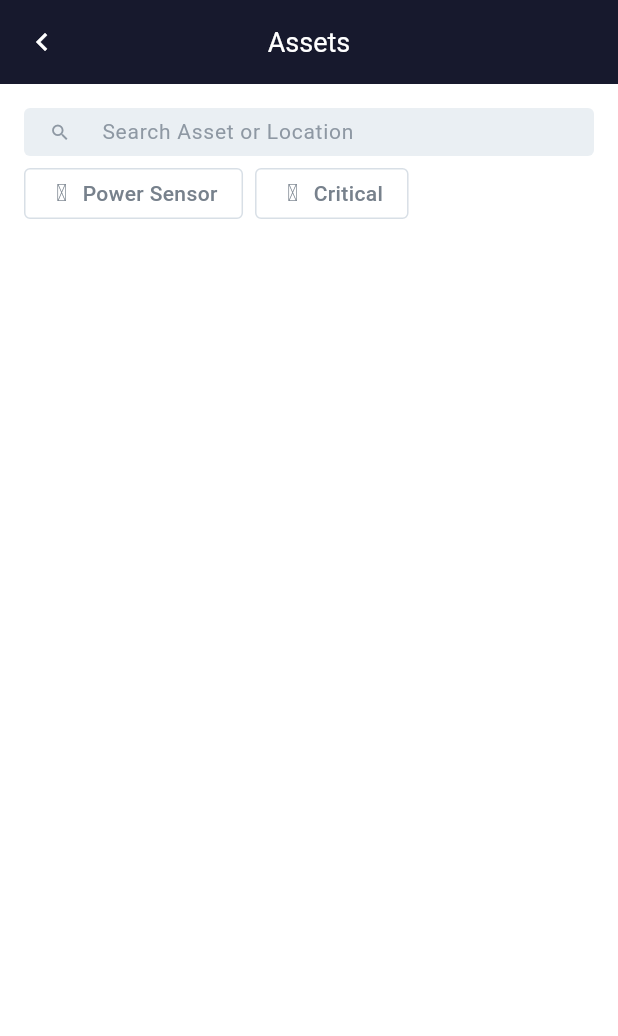
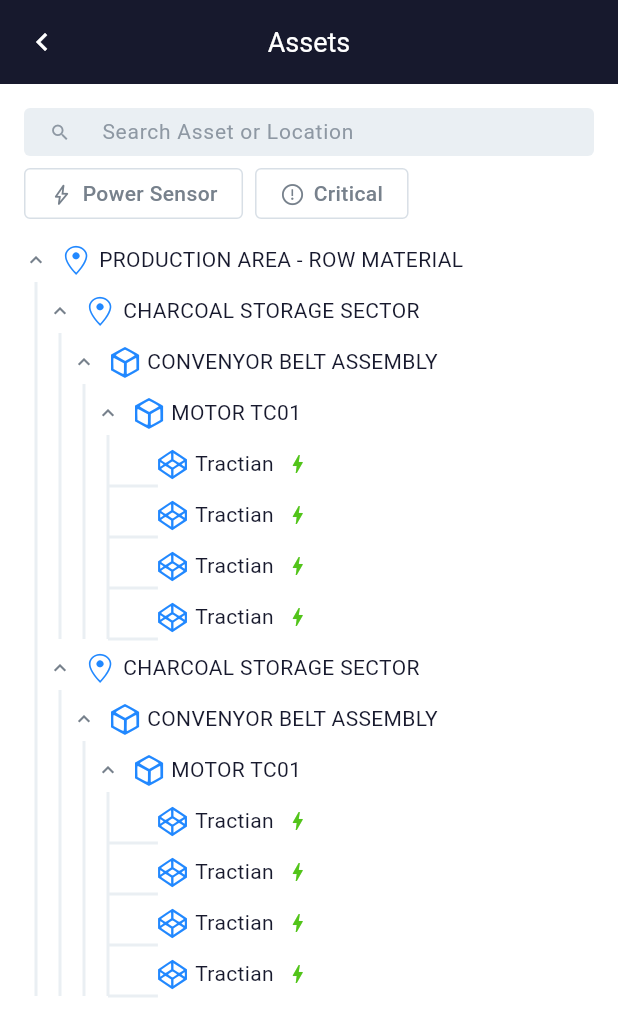
Before and after one commit to matheusfelipe1/Tractian-Selection-Process, a Flutter app: the AssetsPage screen opened by its route, on a phone screen of 412 x 824 dp. Shown: the top 1036 px of the screen. Run offline on Flutter 3.47's test engine with Material 3 defaults, Android fonts, the light colour scheme and no system bars; our stand-ins replace get; generated files the repository leaves out were written again; Roboto replaces fonts that are missing (Roboto-Medium, Roboto-Regular).

Commit message:
feat completed integration of assets tree

```diff
--- a/design_system/lib/design_system.dart
+++ b/design_system/lib/design_system.dart
@@ -3,9 +3,12 @@
 export 'styles/tractian_icons.dart';
 export 'styles/tractian_colors.dart';
 export 'styles/tractian_images.dart';
+export 'styles/traction_asset_type.dart';
 export 'widgets/appbar/tractian_appbar.dart';
 export 'widgets/text_field/tractian_text_field.dart';
 export 'widgets/appbar/settings/appbar_settings.dart';
+export 'widgets/assets_tree/tractian_assets_tree.dart';
 export 'widgets/toggle_button/tractian_toggle_button.dart';
 export 'widgets/companies_tile/tractian_companies_tile_widget.dart';
+export 'widgets/assets_tree/entity/tractian_assets_tree_ds_entity.dart';
 export 'widgets/toggle_button/settings/tractian_toggle_buttons_settings.dart';
--- a/design_system/lib/styles/tractian_colors.dart
+++ b/design_system/lib/styles/tractian_colors.dart
@@ -1,5 +1,3 @@
-import 'dart:ui';
-
 import 'package:flutter/material.dart';
 
 abstract class TractianColors {
--- /dev/null
+++ b/design_system/lib/styles/traction_asset_type.dart
@@ -0,0 +1,22 @@
+import 'package:design_system/design_system.dart';
+import 'package:flutter/material.dart';
+
+enum TractianAssetType {
+  asset,
+  location,
+  subasset,
+  component,
+  subLocation;
+
+  IconData getIcon() {
+    return switch (this) {
+      TractianAssetType.location ||
+      TractianAssetType.subLocation =>
+        TractianIcons.location,
+      TractianAssetType.asset ||
+      TractianAssetType.subasset =>
+        TractianIcons.cube,
+      _ => TractianIcons.codepen,
+    };
+  }
+}
--- /dev/null
+++ b/design_system/lib/widgets/assets_tree/entity/tractian_assets_tree_ds_entity.dart
@@ -0,0 +1,26 @@
+import 'package:design_system/styles/traction_asset_type.dart';
+import 'package:flutter/material.dart';
+
+class TractianAssetsTreeDSEntity {
+  final String name;
+  final bool isOpen;
+  final bool critical;
+  final TractianAssetType type;
+  final List<TractianAssetsTreeDSEntity> children;
+
+  TractianAssetsTreeDSEntity({
+    required this.name,
+    required this.type,
+    this.isOpen = true,
+    required this.children,
+    this.critical = false,
+  });
+
+  IconData getIcon() {
+    return type.getIcon();
+  }
+
+  bool get isComponent => type == TractianAssetType.component;
+
+  bool get isCritical => !isComponent ? false : critical;
+}
--- /dev/null
+++ b/design_system/lib/widgets/assets_tree/tractian_assets_tree.dart
@@ -0,0 +1,45 @@
+import 'package:flutter/material.dart';
+import 'package:design_system/design_system.dart';
+
+part 'tractian_vertical_line.dart';
+part 'tractian_horizontal_line.dart';
+part 'tractian_list_view_children.dart';
+part "tractian_assets_tree_header.dart";
+
+class TractianAssetsTree extends StatelessWidget {
+  final TractianAssetsTreeDSEntity assetsTreeDSEntity;
+  const TractianAssetsTree({
+    super.key,
+    required this.assetsTreeDSEntity,
+  });
+
+  @override
+  Widget build(BuildContext context) {
+    return CustomPaint(
+      painter: _getPainter(),
+      child: AnimatedContainer(
+        duration: const Duration(milliseconds: 300),
+        padding: _getPadding(),
+        child: Column(
+          children: [
+            _TractianAssetsTreeHeader(assetsTreeDSEntity: assetsTreeDSEntity),
+            const SizedBox(height: 4),
+            _TractianListViewChildren(assetsTreeDSEntity: assetsTreeDSEntity),
+
+          ],
+        ),
+      ),
+    );
+  }
+
+  _TractianHorizontalLine? _getPainter() {
+    return assetsTreeDSEntity.isComponent ? _TractianHorizontalLine() : null;
+  }
+
+  EdgeInsets _getPadding() {
+    return EdgeInsets.only(
+      top: 8,
+      left: assetsTreeDSEntity.isComponent ? 16 : 0,
+    );
+  }
+}
--- /dev/null
+++ b/design_system/lib/widgets/assets_tree/tractian_assets_tree_header.dart
@@ -0,0 +1,56 @@
+part of 'tractian_assets_tree.dart';
+
+class _TractianAssetsTreeHeader extends StatelessWidget {
+  final TractianAssetsTreeDSEntity assetsTreeDSEntity;
+
+  const _TractianAssetsTreeHeader({required this.assetsTreeDSEntity});
+
+  @override
+  Widget build(BuildContext context) {
+    final expansionIcon =
+        assetsTreeDSEntity.isOpen ? Icons.expand_less : Icons.expand_more;
+
+    return Row(
+      children: [
+        Visibility(
+          visible: !assetsTreeDSEntity.isComponent,
+          child: Icon(
+            size: 16,
+            expansionIcon,
+            color: TractianColors.bodyText2,
+          ),
+        ),
+        const SizedBox(width: 8),
+        Icon(
+          size: 22,
+          assetsTreeDSEntity.getIcon(),
+          color: TractianColors.blue50,
+        ),
+        const SizedBox(width: 4),
+        Text(
+          assetsTreeDSEntity.name,
+          style: regularSm.defaultStyle(),
+        ),
+        const SizedBox(width: 8),
+        Visibility(
+          visible: assetsTreeDSEntity.isComponent,
+          child: _getStatusIcon(),
+        )
+      ],
+    );
+  }
+
+  Widget _getStatusIcon() {
+    return assetsTreeDSEntity.isCritical
+        ? Icon(
+            size: 8,
+            TractianIcons.warninig,
+            color: TractianColors.red50,
+          )
+        : const Icon(
+            size: 16,
+            Icons.bolt,
+            color: TractianColors.gren50,
+          );
+  }
+}
--- /dev/null
+++ b/design_system/lib/widgets/assets_tree/tractian_horizontal_line.dart
@@ -0,0 +1,17 @@
+part of 'tractian_assets_tree.dart';
+
+class _TractianHorizontalLine extends CustomPainter {
+  @override
+  void paint(Canvas canvas, Size size) {
+    final paint = Paint()
+      ..strokeWidth = 2
+      ..color = TractianColors.gray100;
+
+    canvas.drawLine(Offset(-8, size.height), Offset(size.width * 0.08, size.height), paint);
+  }
+
+  @override
+  bool shouldRepaint(covariant CustomPainter oldDelegate) {
+    return true;
+  }
+}
--- /dev/null
+++ b/design_system/lib/widgets/assets_tree/tractian_list_view_children.dart
@@ -0,0 +1,28 @@
+part of 'tractian_assets_tree.dart';
+
+class _TractianListViewChildren extends StatelessWidget {
+  final TractianAssetsTreeDSEntity assetsTreeDSEntity;
+
+  const _TractianListViewChildren({
+    required this.assetsTreeDSEntity,
+  });
+
+  @override
+  Widget build(BuildContext context) {
+    return CustomPaint(
+      painter: _TractianVerticalLine(),
+      child: Padding(
+        padding: const EdgeInsets.only(left: 16),
+        child: ListView.builder(
+          shrinkWrap: true,
+          padding: EdgeInsets.zero,
+          itemCount: assetsTreeDSEntity.children.length,
+          itemBuilder: (context, index) {
+            final item = assetsTreeDSEntity.children.elementAt(index);
+            return TractianAssetsTree(assetsTreeDSEntity: item);
+          },
+        ),
+      ),
+    );
+  }
+}
--- /dev/null
+++ b/design_system/lib/widgets/assets_tree/tractian_vertical_line.dart
@@ -0,0 +1,17 @@
+part of 'tractian_assets_tree.dart';
+
+class _TractianVerticalLine extends CustomPainter {
+  @override
+  void paint(Canvas canvas, Size size) {
+    final paint = Paint()
+      ..strokeWidth = 2
+      ..color = TractianColors.gray100;
+
+    canvas.drawLine(const Offset(8, 0), Offset(8, size.height), paint);
+  }
+
+  @override
+  bool shouldRepaint(covariant CustomPainter oldDelegate) {
+    return true;
+  }
+}
--- a/lib/src/features/assets/presentations/page/assets_page.dart
+++ b/lib/src/features/assets/presentations/page/assets_page.dart
@@ -78,6 +78,93 @@
                 ),
               ],
             ),
+            const SizedBox(height: 8),
+            Flexible(
+              child: TractianAssetsTree(
+                assetsTreeDSEntity: TractianAssetsTreeDSEntity(
+                  name: "PRODUCTION AREA - ROW MATERIAL",
+                  type: TractianAssetType.location,
+                  children: [
+                    TractianAssetsTreeDSEntity(
+                      name: "CHARCOAL STORAGE SECTOR",
+                      type: TractianAssetType.subLocation,
+                      children: [
+                        TractianAssetsTreeDSEntity(
+                          name: "CONVENYOR BELT ASSEMBLY",
+                          type: TractianAssetType.asset,
+                          children: [
+                            TractianAssetsTreeDSEntity(
+                              name: "MOTOR TC01",
+                              type: TractianAssetType.subasset,
+                              children: [
+                                TractianAssetsTreeDSEntity(
+                                  name: "Tractian",
+                                  type: TractianAssetType.component,
+                                  children: [],
+                                ),
+                                TractianAssetsTreeDSEntity(
+                                  name: "Tractian",
+                                  type: TractianAssetType.component,
+                                  children: [],
+                                ),
+                                TractianAssetsTreeDSEntity(
+                                  name: "Tractian",
+                                  type: TractianAssetType.component,
+                                  children: [],
+                                ),
+                                TractianAssetsTreeDSEntity(
+                                  name: "Tractian",
+                                  type: TractianAssetType.component,
+                                  children: [],
+                                ),
+                              ],
+                            ),
+                          ],
+                        ),
+                      ],
+                    ),
+                    TractianAssetsTreeDSEntity(
+                      name: "CHARCOAL STORAGE SECTOR",
+                      type: TractianAssetType.subLocation,
+                      children: [
+                        TractianAssetsTreeDSEntity(
+                          name: "CONVENYOR BELT ASSEMBLY",
+                          type: TractianAssetType.asset,
+                          children: [
+                            TractianAssetsTreeDSEntity(
+                              name: "MOTOR TC01",
+                              type: TractianAssetType.subasset,
+                              children: [
+                                TractianAssetsTreeDSEntity(
+                                  name: "Tractian",
+                                  type: TractianAssetType.component,
+                                  children: [],
+                                ),
+                                TractianAssetsTreeDSEntity(
+                                  name: "Tractian",
+                                  type: TractianAssetType.component,
+                                  children: [],
+                                ),
+                                TractianAssetsTreeDSEntity(
+                                  name: "Tractian",
+                                  type: TractianAssetType.component,
+                                  children: [],
+                                ),
+                                TractianAssetsTreeDSEntity(
+                                  name: "Tractian",
+                                  type: TractianAssetType.component,
+                                  children: [],
+                                ),
+                              ],
+                            ),
+                          ],
+                        ),
+                      ],
+                    ),
+                  ],
+                ),
+              ),
+            )
           ],
         ),
       ),
--- a/pubspec.yaml
+++ b/pubspec.yaml
@@ -50,7 +50,7 @@
   fonts:
     - family: TractianIcons
       fonts:
-        - asset: design_system/fonts/
+        - asset: design_system/fonts/tractian_icons.ttf
   # fonts:
   #   - family: Schyler
   #     fonts:
```
Also changed, not shown: 2 other files.
